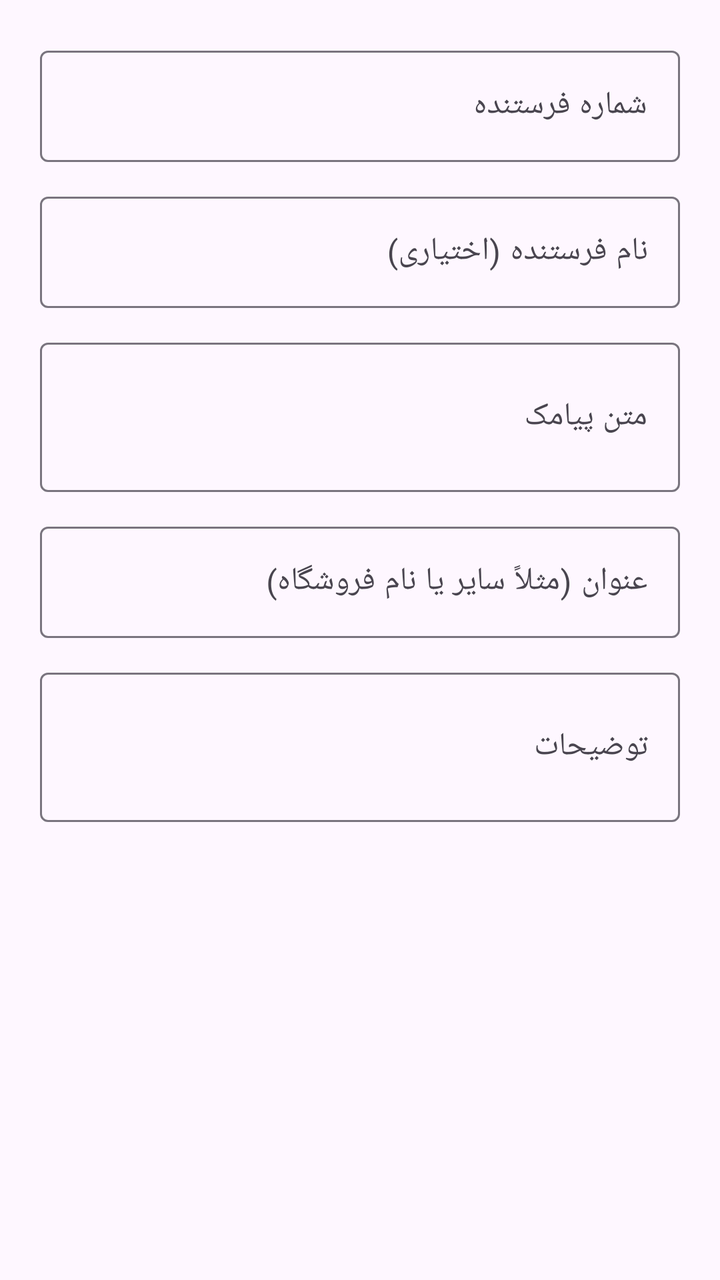
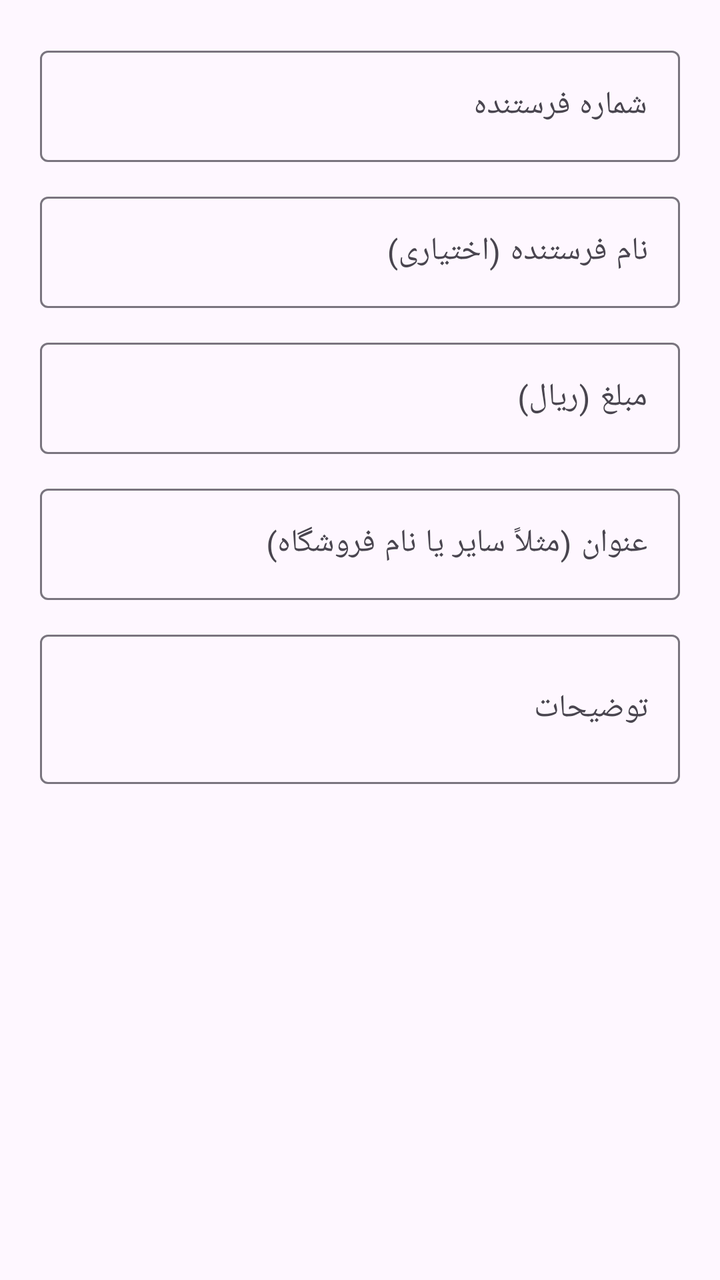

Two renders of the same Android screen: before a commit and after it. Below are the layout's source before the change and the commit's diff.
<!-- AndroidManifest.xml: application theme Theme.BankTransactionTracker -->
<!-- res/layout/dialog_add_edit_transaction.xml -->
<?xml version="1.0" encoding="utf-8"?>
<LinearLayout xmlns:android="http://schemas.android.com/apk/res/android"
    xmlns:app="http://schemas.android.com/apk/res-auto"
    android:layout_width="match_parent"
    android:layout_height="wrap_content"
    android:orientation="vertical"
    android:padding="20dp">

    <com.google.android.material.textfield.TextInputLayout
        style="@style/Widget.Material3.TextInputLayout.OutlinedBox"
        android:layout_width="match_parent"
        android:layout_height="wrap_content"
        android:hint="شماره فرستنده">

        <com.google.android.material.textfield.TextInputEditText
            android:id="@+id/etPhone"
            android:layout_width="match_parent"
            android:layout_height="wrap_content"
            android:inputType="phone" />
    </com.google.android.material.textfield.TextInputLayout>

    <com.google.android.material.textfield.TextInputLayout
        style="@style/Widget.Material3.TextInputLayout.OutlinedBox"
        android:layout_width="match_parent"
        android:layout_height="wrap_content"
        android:layout_marginTop="12dp"
        android:hint="نام فرستنده (اختیاری)">

        <com.google.android.material.textfield.TextInputEditText
            android:id="@+id/etSenderName"
            android:layout_width="match_parent"
            android:layout_height="wrap_content"
            android:inputType="text" />
    </com.google.android.material.textfield.TextInputLayout>

    <com.google.android.material.textfield.TextInputLayout
        style="@style/Widget.Material3.TextInputLayout.OutlinedBox"
        android:layout_width="match_parent"
        android:layout_height="wrap_content"
        android:layout_marginTop="12dp"
        android:hint="متن پیامک">

        <com.google.android.material.textfield.TextInputEditText
            android:id="@+id/etMessage"
            android:layout_width="match_parent"
            android:layout_height="wrap_content"
            android:inputType="textMultiLine"
            android:minLines="2"
            android:maxLines="5" />
    </com.google.android.material.textfield.TextInputLayout>

    <com.google.android.material.textfield.TextInputLayout
        style="@style/Widget.Material3.TextInputLayout.OutlinedBox"
        android:layout_width="match_parent"
        android:layout_height="wrap_content"
        android:layout_marginTop="12dp"
        android:hint="عنوان (مثلاً سایر یا نام فروشگاه)">

        <com.google.android.material.textfield.TextInputEditText
            android:id="@+id/etTitle"
            android:layout_width="match_parent"
            android:layout_height="wrap_content"
            android:inputType="text" />
    </com.google.android.material.textfield.TextInputLayout>

    <com.google.android.material.textfield.TextInputLayout
        style="@style/Widget.Material3.TextInputLayout.OutlinedBox"
        android:layout_width="match_parent"
        android:layout_height="wrap_content"
        android:layout_marginTop="12dp"
        android:hint="توضیحات">

        <com.google.android.material.textfield.TextInputEditText
            android:id="@+id/etDescription"
            android:layout_width="match_parent"
            android:layout_height="wrap_content"
            android:inputType="textMultiLine"
            android:minLines="2"
            android:maxLines="4" />
    </com.google.android.material.textfield.TextInputLayout>

</LinearLayout>
<!-- resources referenced by this layout -->
<resources>
  <style name="Theme.BankTransactionTracker" parent="Theme.Material3.Light.NoActionBar">
          <item name="colorPrimary">@color/primary</item>
          <item name="colorPrimaryContainer">@color/primary_container</item>
          <item name="colorOnPrimary">@color/white</item>
          <item name="colorSecondary">@color/secondary</item>
          <item name="colorOnSecondary">@color/white</item>
          <item name="android:statusBarColor">@color/primary</item>
          <item name="android:navigationBarColor">@color/white</item>
          <item name="android:windowLightStatusBar">false</item>
      </style>
  <color name="primary">#1565C0</color>
  <color name="primary_container">#BBDEFB</color>
  <color name="white">#FFFFFF</color>
  <color name="secondary">#00897B</color>
</resources>

<!-- the commit's change to res/layout/dialog_add_edit_transaction.xml (unified diff, before → after) -->
@@ -38,15 +38,14 @@
         android:layout_width="match_parent"
         android:layout_height="wrap_content"
         android:layout_marginTop="12dp"
-        android:hint="متن پیامک">
+        android:hint="مبلغ (ریال)">
 
         <com.google.android.material.textfield.TextInputEditText
             android:id="@+id/etMessage"
             android:layout_width="match_parent"
             android:layout_height="wrap_content"
-            android:inputType="textMultiLine"
-            android:minLines="2"
-            android:maxLines="5" />
+            android:inputType="number"
+            android:maxLines="1" />
     </com.google.android.material.textfield.TextInputLayout>
 
     <com.google.android.material.textfield.TextInputLayout
